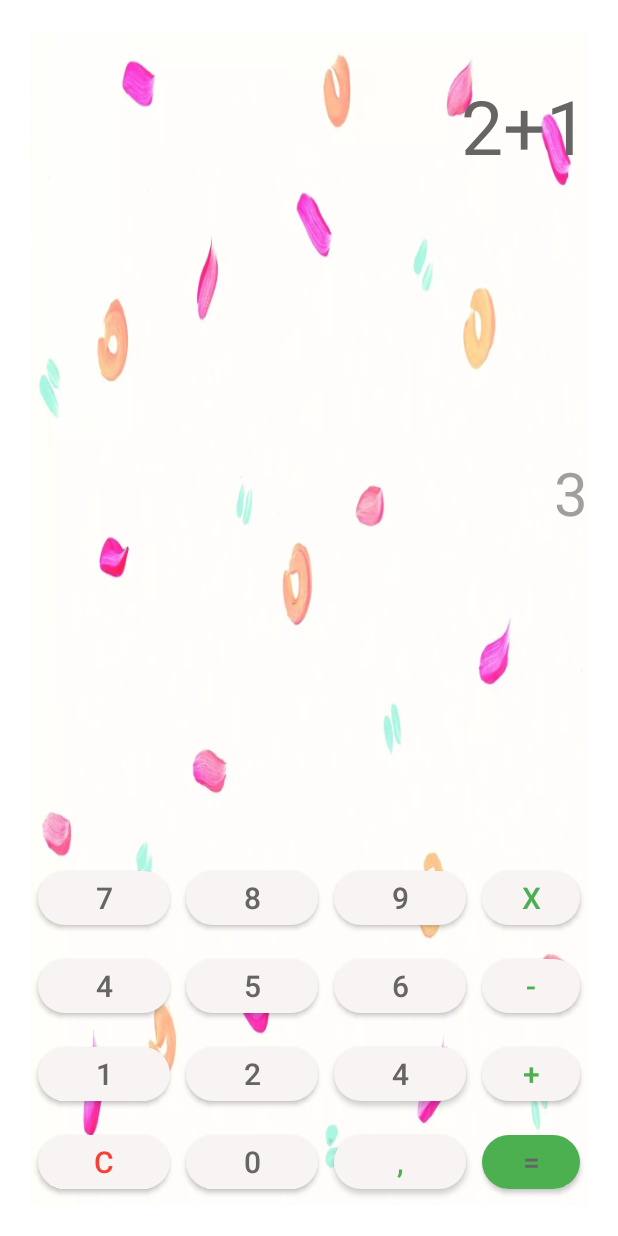
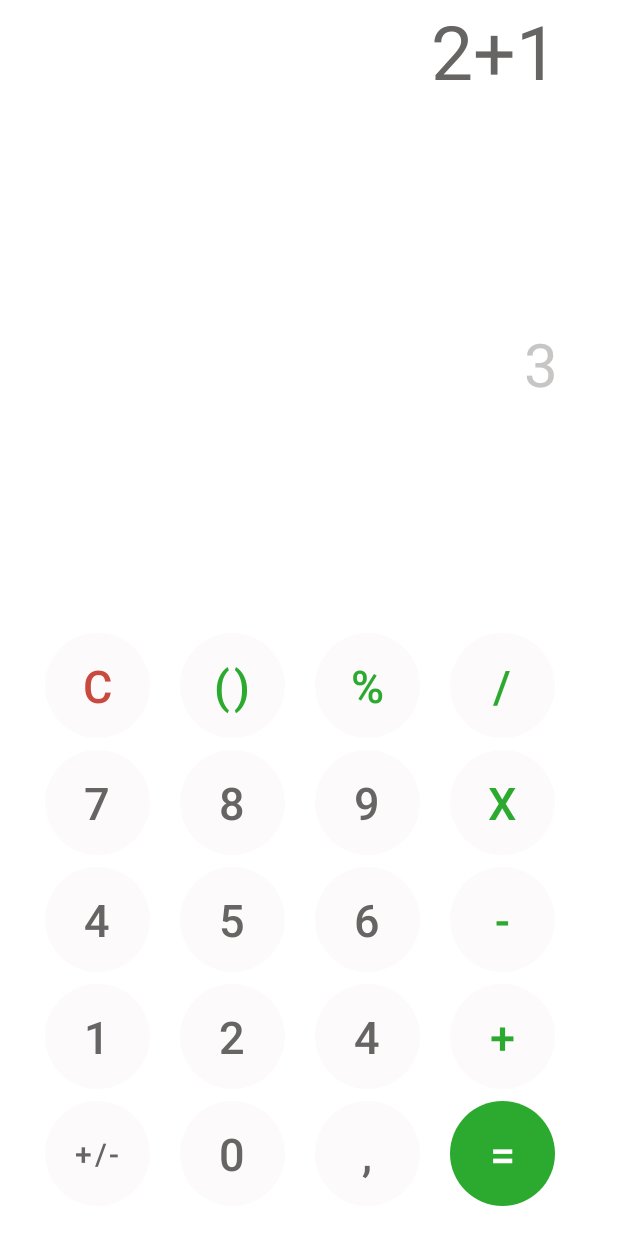
Before and after one commit to ElenaGaricheva/AndroidFirstSteps, an Android app: the screen it shows after launch (MainActivity), on a phone screen of 412 x 824 dp. Run offline under Robolectric (Android 15) with nearby library versions, the phone set to English and light mode, and no system bars.

Commit message:
Lesson2_fix styles

```diff
--- a/app/src/main/res/layout/activity_calculator.xml
+++ b/app/src/main/res/layout/activity_calculator.xml
@@ -3,17 +3,18 @@
     xmlns:app="http://schemas.android.com/apk/res-auto"
     android:layout_width="match_parent"
     android:layout_height="match_parent"
-    android:layout_margin="20dp"
+    android:layout_marginHorizontal="30dp"
+    android:layout_marginBottom="16dp"
     android:layout_weight="4"
+    android:fitsSystemWindows="true"
     android:gravity="bottom"
-    android:orientation="vertical"
-    android:background="@drawable/background"
-    android:fitsSystemWindows="true">
+    android:orientation="vertical">
 
     <com.google.android.material.textview.MaterialTextView
         android:layout_width="match_parent"
         android:layout_height="wrap_content"
-        android:layout_marginTop="30dp"
+        android:layout_marginBottom="30dp"
+        android:layout_marginRight="10dp"
         android:layout_weight="1"
         android:gravity="end"
         android:text="2+1"
@@ -24,12 +25,12 @@
         android:layout_width="match_parent"
         android:layout_height="wrap_content"
         android:layout_marginBottom="30dp"
+        android:layout_marginRight="10dp"
         android:layout_weight="1"
         android:gravity="end"
         android:text="3"
         android:textColor="@color/smog_medium"
         android:textSize="40sp" />
-
 
     <LinearLayout
         android:layout_width="match_parent"
@@ -37,27 +38,69 @@
         android:orientation="horizontal">
 
         <com.google.android.material.button.MaterialButton
-            android:layout_width="wrap_content"
-            android:layout_height="wrap_content"
-            android:layout_margin="5dp"
+            android:layout_width="70dp"
+            android:layout_height="70dp"
+            android:layout_marginVertical="4dp"
+            android:layout_marginRight="10dp"
+            android:text="C"
+            android:textColor="@color/red" />
+
+        <com.google.android.material.button.MaterialButton
+            android:layout_width="70dp"
+            android:layout_height="70dp"
+            android:layout_marginHorizontal="10dp"
+            android:layout_marginVertical="4dp"
+            android:text="()"
+            android:textColor="@color/green" />
+
+        <com.google.android.material.button.MaterialButton
+            android:layout_width="70dp"
+            android:layout_height="70dp"
+            android:layout_marginHorizontal="10dp"
+            android:layout_marginVertical="4dp"
+            android:text="%"
+            android:textColor="@color/green" />
+
+        <com.google.android.material.button.MaterialButton
+            android:layout_width="70dp"
+            android:layout_height="70dp"
+            android:layout_marginVertical="4dp"
+            android:layout_marginLeft="10dp"
+            android:text="/"
+            android:textColor="@color/green" />
+    </LinearLayout>
+
+    <LinearLayout
+        android:layout_width="match_parent"
+        android:layout_height="wrap_content"
+        android:orientation="horizontal">
+
+        <com.google.android.material.button.MaterialButton
+            android:layout_width="70dp"
+            android:layout_height="70dp"
+            android:layout_marginVertical="4dp"
+            android:layout_marginRight="10dp"
             android:text="7" />
 
         <com.google.android.material.button.MaterialButton
-            android:layout_width="wrap_content"
-            android:layout_height="wrap_content"
-            android:layout_margin="5dp"
+            android:layout_width="70dp"
+            android:layout_height="70dp"
+            android:layout_marginHorizontal="10dp"
+            android:layout_marginVertical="4dp"
             android:text="8" />
 
         <com.google.android.material.button.MaterialButton
-            android:layout_width="wrap_content"
-            android:layout_height="wrap_content"
-            android:layout_margin="5dp"
+            android:layout_width="70dp"
+            android:layout_height="70dp"
+            android:layout_marginHorizontal="10dp"
+            android:layout_marginVertical="4dp"
             android:text="9" />
 
         <com.google.android.material.button.MaterialButton
-            android:layout_width="wrap_content"
-            android:layout_height="wrap_content"
-            android:layout_margin="5dp"
+            android:layout_width="70dp"
+            android:layout_height="70dp"
+            android:layout_marginVertical="4dp"
+            android:layout_marginLeft="10dp"
             android:text="x"
             android:textColor="@color/green" />
     </LinearLayout>
@@ -68,27 +111,31 @@
         android:orientation="horizontal">
 
         <com.google.android.material.button.MaterialButton
-            android:layout_width="wrap_content"
-            android:layout_height="wrap_content"
-            android:layout_margin="5dp"
+            android:layout_width="70dp"
+            android:layout_height="70dp"
+            android:layout_marginVertical="4dp"
+            android:layout_marginRight="10dp"
             android:text="4" />
 
         <com.google.android.material.button.MaterialButton
-            android:layout_width="wrap_content"
-            android:layout_height="wrap_content"
-            android:layout_margin="5dp"
+            android:layout_width="70dp"
+            android:layout_height="70dp"
+            android:layout_marginHorizontal="10dp"
+            android:layout_marginVertical="4dp"
             android:text="5" />
 
         <com.google.android.material.button.MaterialButton
-            android:layout_width="wrap_content"
-            android:layout_height="wrap_content"
-            android:layout_margin="5dp"
+            android:layout_width="70dp"
+            android:layout_height="70dp"
+            android:layout_marginHorizontal="10dp"
+            android:layout_marginVertical="4dp"
             android:text="6" />
 
         <com.google.android.material.button.MaterialButton
-            android:layout_width="wrap_content"
-            android:layout_height="wrap_content"
-            android:layout_margin="5dp"
+            android:layout_width="70dp"
+            android:layout_height="70dp"
+            android:layout_marginVertical="4dp"
+            android:layout_marginLeft="10dp"
             android:text="-"
             android:textColor="@color/green" />
     </LinearLayout>
@@ -99,27 +146,31 @@
         android:orientation="horizontal">
 
         <com.google.android.material.button.MaterialButton
-            android:layout_width="wrap_content"
-            android:layout_height="wrap_content"
-            android:layout_margin="5dp"
+            android:layout_width="70dp"
+            android:layout_height="70dp"
+            android:layout_marginVertical="4dp"
+            android:layout_marginRight="10dp"
             android:text="1" />
 
         <com.google.android.material.button.MaterialButton
-            android:layout_width="wrap_content"
-            android:layout_height="wrap_content"
-            android:layout_margin="5dp"
+            android:layout_width="70dp"
+            android:layout_height="70dp"
+            android:layout_marginHorizontal="10dp"
+            android:layout_marginVertical="4dp"
             android:text="2" />
 
         <com.google.android.material.button.MaterialButton
-            android:layout_width="wrap_content"
-            android:layout_height="wrap_content"
-            android:layout_margin="5dp"
+            android:layout_width="70dp"
+            android:layout_height="70dp"
+            android:layout_marginHorizontal="10dp"
+            android:layout_marginVertical="4dp"
             android:text="4" />
 
         <com.google.android.material.button.MaterialButton
-            android:layout_width="wrap_content"
-            android:layout_height="wrap_content"
-            android:layout_margin="5dp"
+            android:layout_width="70dp"
+            android:layout_height="70dp"
+            android:layout_marginVertical="4dp"
+            android:layout_marginLeft="10dp"
             android:text="+"
             android:textColor="@color/green" />
     </LinearLayout>
@@ -130,31 +181,34 @@
         android:orientation="horizontal">
 
         <com.google.android.material.button.MaterialButton
-            android:layout_width="wrap_content"
-            android:layout_height="wrap_content"
-            android:layout_margin="5dp"
-            android:text="C"
-            android:textColor="@color/red" />
+            android:layout_width="70dp"
+            android:layout_height="70dp"
+            android:layout_marginRight="10dp"
+            android:text="+/-"
+            android:textSize="20sp" />
 
         <com.google.android.material.button.MaterialButton
-            android:layout_width="wrap_content"
-            android:layout_height="wrap_content"
-            android:layout_margin="5dp"
+            android:layout_width="70dp"
+            android:layout_height="70dp"
+            android:layout_marginHorizontal="10dp"
+            android:layout_marginVertical="4dp"
             android:text="0" />
 
         <com.google.android.material.button.MaterialButton
-            android:layout_width="wrap_content"
-            android:layout_height="wrap_content"
-            android:layout_margin="5dp"
-            android:text=","
-            android:textColor="@color/green" />
+            android:layout_width="70dp"
+            android:layout_height="70dp"
+            android:layout_marginHorizontal="10dp"
+            android:layout_marginVertical="4dp"
+            android:text="," />
 
         <com.google.android.material.button.MaterialButton
-            android:layout_width="wrap_content"
-            android:layout_height="wrap_content"
-            android:layout_margin="5dp"
+            android:layout_width="70dp"
+            android:layout_height="70dp"
+            android:layout_marginVertical="4dp"
+            android:layout_marginLeft="10dp"
             android:text="="
-            app:backgroundTint="@color/green"/>
+            android:textColor="@color/white"
+            app:backgroundTint="@color/green" />
     </LinearLayout>
 
 </LinearLayout>
--- a/app/src/main/res/values/colors.xml
+++ b/app/src/main/res/values/colors.xml
@@ -8,11 +8,11 @@
     <color name="black">#FF000000</color>
     <color name="white">#FFFFFF</color>
     <color name="smog_deep">#676464</color>
-    <color name="smog_lite">#F8F4F4</color>
-    <color name="smog_medium">#A19E9E</color>
-    <color name="red">#F44336</color>
-    <color name="green">#FF4CAF50</color>
+    <color name="smog_lite">#7FF8F4F4</color>
+    <color name="smog_medium">#C8C5C5</color>
+    <color name="red">#CA493F</color>
+    <color name="green">#2CAA30</color>
 
-    <color name="helper">#4CAF50</color>
+    <color name="helper">#2CAA30</color>
 
 </resources>
--- a/app/src/main/res/values/themes.xml
+++ b/app/src/main/res/values/themes.xml
@@ -7,28 +7,23 @@
         <item name="colorOnPrimary">@color/white</item>
         <!-- Secondary brand color. -->
         <item name="colorSecondary">@color/smog_lite</item>
-        <item name="colorSecondaryVariant">@color/smog_medium</item>
+        <item name="colorSecondaryVariant">@color/smog_lite</item>
         <item name="colorOnSecondary">@color/black</item>
         <!-- Status bar color. -->
         <item name="android:statusBarColor" tools:targetApi="l">?attr/colorPrimaryVariant</item>
         <!-- Customize your theme here. -->
-        <item name="materialButtonStyle">@style/Widget.App.Button</item>
+        <item name="materialButtonStyle">@style/AndroidFirstSteps.Button</item>
     </style>
 
-    <style name="Widget.App.Button" parent="Widget.MaterialComponents.Button">
-        <item name="materialThemeOverlay">@style/Theme.AndroidFirstSteps.Button</item>
-        <item name="shapeAppearance">@style/ShapeAppearance.App.SmallComponent</item>
+    <style name="AndroidFirstSteps.Button" parent="Widget.MaterialComponents.Button.OutlinedButton">
         <item name="android:textColor">@color/smog_deep</item>
-        <item name="android:textSize">20sp</item>
-    </style>
-
-    <style name="Theme.AndroidFirstSteps.Button" parent="">
-        <item name="colorPrimary">@color/smog_lite</item>
-        <item name="colorOnPrimary">@color/smog_medium</item>
-    </style>
-
-    <style name="ShapeAppearance.App.SmallComponent" parent="ShapeAppearance.MaterialComponents.SmallComponent">
-        <item name="cornerFamily">rounded</item>
-        <item name="cornerSize">50%</item>
+        <item name="backgroundTint">@color/smog_lite</item>
+        <item name="android:textSize">30sp</item>
+        <item name="strokeWidth">0dp</item>
+        <item name="cornerRadius">50dp</item>
+        <item name="android:insetTop">0dp</item>
+        <item name="android:insetBottom">0dp</item>
+        <item name="android:insetLeft">0dp</item>
+        <item name="android:insetRight">0dp</item>
     </style>
 </resources>
```
